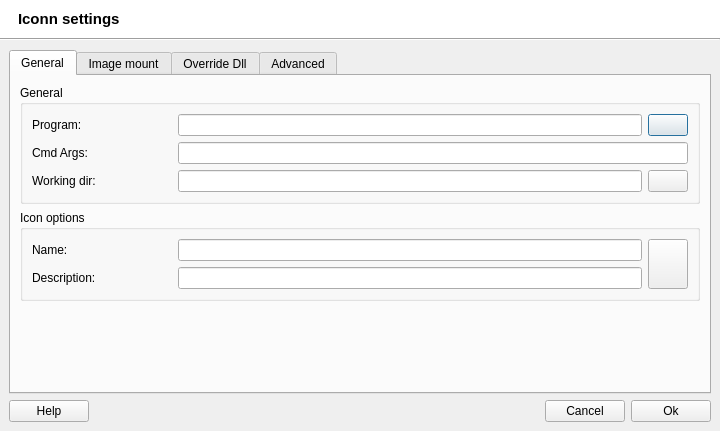
Before: the Qt Designer form src/IconSettings.ui in brezerk/q4wine, drawn with Qt 5.
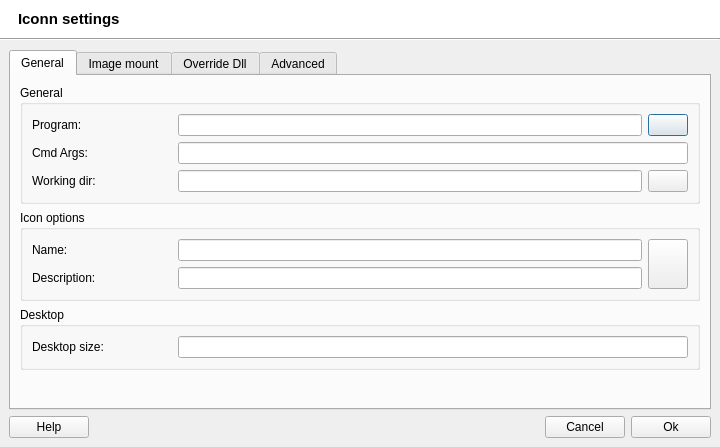
After: the same form once the commit is applied.

The edit to the form file:
```diff
--- a/src/IconSettings.ui
+++ b/src/IconSettings.ui
@@ -6,7 +6,7 @@
     <x>0</x>
     <y>0</y>
     <width>720</width>
-    <height>431</height>
+    <height>447</height>
    </rect>
   </property>
   <property name="minimumSize" >
@@ -217,7 +217,7 @@
          <attribute name="title" >
           <string>General</string>
          </attribute>
-         <layout class="QVBoxLayout" >
+         <layout class="QVBoxLayout" name="verticalLayout_2" >
           <item>
            <widget class="QGroupBox" name="groupBox" >
             <property name="title" >
@@ -505,6 +505,46 @@
             </layout>
            </widget>
           </item>
+          <item>
+           <widget class="QGroupBox" name="groupBox_8" >
+            <property name="title" >
+             <string>Desktop</string>
+            </property>
+            <layout class="QVBoxLayout" name="verticalLayout" >
+             <item>
+              <widget class="QWidget" native="1" name="widget_13" >
+               <layout class="QHBoxLayout" name="_2" >
+                <property name="margin" >
+                 <number>0</number>
+                </property>
+                <item>
+                 <widget class="QLabel" name="label_7" >
+                  <property name="minimumSize" >
+                   <size>
+                    <width>140</width>
+                    <height>0</height>
+                   </size>
+                  </property>
+                  <property name="maximumSize" >
+                   <size>
+                    <width>140</width>
+                    <height>16777215</height>
+                   </size>
+                  </property>
+                  <property name="text" >
+                   <string>Desktop size:</string>
+                  </property>
+                 </widget>
+                </item>
+                <item>
+                 <widget class="QLineEdit" name="txtDesktopSize" />
+                </item>
+               </layout>
+              </widget>
+             </item>
+            </layout>
+           </widget>
+          </item>
           <item>
            <spacer>
             <property name="orientation" >
```
Left out of the diff: 185 changed lines with no effect on the pictures.
